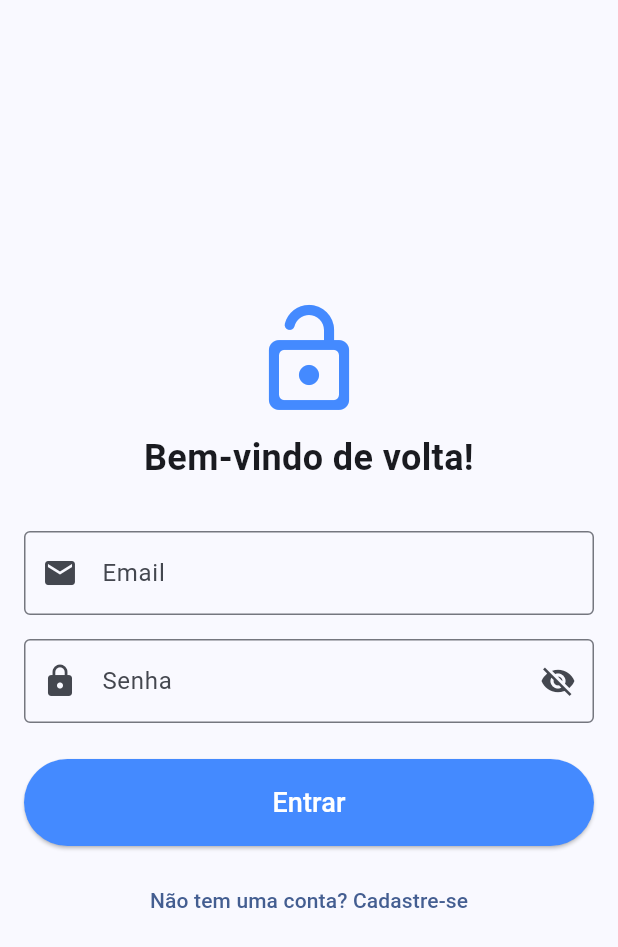
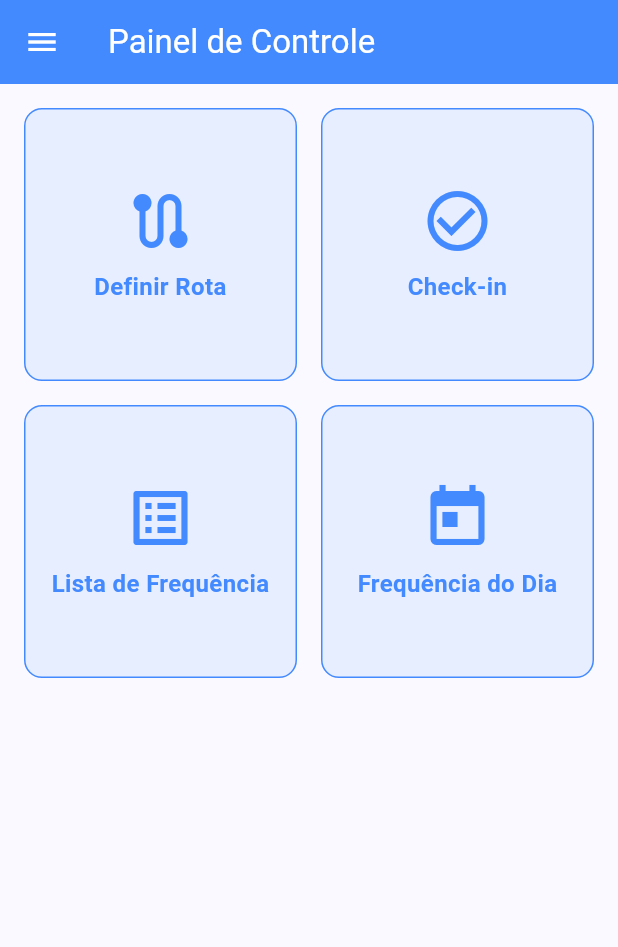
Before and after one commit to jfelype01/Trabalho-de-Engenharia-de-Software, a Flutter app: the screen it shows after launch, after a tap on "Entrar", on a phone screen of 412 x 824 dp. Shown: the top 947 px of the screen. Run offline on Flutter 3.47's test engine with Material 3 defaults, Android fonts, the phone set to English and light mode, and no system bars.

Commit message:
home e outras telas

```diff
--- /dev/null
+++ b/lib/home_screen.dart
@@ -0,0 +1,125 @@
+import 'package:flutter/material.dart';
+
+// Importa as novas telas e o drawer
+import 'definirRota_screen.dart';
+import 'checkIn_screen.dart';
+import 'listaFrequencia_screen.dart';
+import 'frequenciaDia_screen.dart';
+import 'widgets/my_drawer.dart'; // Importa o drawer
+
+class HomeScreen extends StatelessWidget {
+  const HomeScreen({super.key});
+
+  @override
+  Widget build(BuildContext context) {
+    return Scaffold(
+      // Adiciona o drawer ao Scaffold. O ícone de menu aparecerá automaticamente.
+      drawer: const MyDrawer(),
+      appBar: AppBar(
+        title: const Text('Painel de Controle'),
+        backgroundColor: Colors.blueAccent,
+        foregroundColor: Colors.white,
+        // O botão de logout foi movido para o MyDrawer, então removemos o 'actions' daqui.
+      ),
+      body: Padding(
+        padding: const EdgeInsets.all(16.0),
+        // GridView é ótimo para criar layouts de botões em grade.
+        child: GridView.count(
+          crossAxisCount: 2, // 2 colunas
+          crossAxisSpacing: 16, // Espaçamento horizontal
+          mainAxisSpacing: 16, // Espaçamento vertical
+          children: <Widget>[
+            _buildMenuButton(
+              context,
+              icon: Icons.route,
+              label: 'Definir Rota',
+              onTap: () {
+                Navigator.push(
+                  context,
+                  MaterialPageRoute(
+                    builder: (context) => const DefinirRotaScreen(),
+                  ),
+                );
+              },
+            ),
+            _buildMenuButton(
+              context,
+              icon: Icons.check_circle_outline,
+              label: 'Check-in',
+              onTap: () {
+                Navigator.push(
+                  context,
+                  MaterialPageRoute(
+                    builder: (context) => const CheckInScreen(),
+                  ),
+                );
+              },
+            ),
+            _buildMenuButton(
+              context,
+              icon: Icons.list_alt,
+              label: 'Lista de Frequência',
+              onTap: () {
+                Navigator.push(
+                  context,
+                  MaterialPageRoute(
+                    builder: (context) => const ListaFrequenciaScreen(),
+                  ),
+                );
+              },
+            ),
+            _buildMenuButton(
+              context,
+              icon: Icons.today,
+              label: 'Frequência do Dia',
+              onTap: () {
+                Navigator.push(
+                  context,
+                  MaterialPageRoute(
+                    builder: (context) => const FrequenciaDiaScreen(),
+                  ),
+                );
+              },
+            ),
+          ],
+        ),
+      ),
+    );
+  }
+
+  // Widget auxiliar para criar os botões padronizados e evitar repetição de código
+  Widget _buildMenuButton(
+    BuildContext context, {
+    required IconData icon,
+    required String label,
+    required VoidCallback onTap,
+  }) {
+    return InkWell(
+      onTap: onTap,
+      borderRadius: BorderRadius.circular(12),
+      child: Container(
+        decoration: BoxDecoration(
+          color: Colors.blueAccent.withOpacity(0.1),
+          borderRadius: BorderRadius.circular(12),
+          border: Border.all(color: Colors.blueAccent),
+        ),
+        child: Column(
+          mainAxisAlignment: MainAxisAlignment.center,
+          children: [
+            Icon(icon, size: 48, color: Colors.blueAccent),
+            const SizedBox(height: 8),
+            Text(
+              label,
+              textAlign: TextAlign.center,
+              style: const TextStyle(
+                fontSize: 16,
+                fontWeight: FontWeight.bold,
+                color: Colors.blueAccent,
+              ),
+            ),
+          ],
+        ),
+      ),
+    );
+  }
+}
--- a/lib/login_screen.dart
+++ b/lib/login_screen.dart
@@ -2,6 +2,7 @@
 
 import 'package:flutter/material.dart';
 import 'signup_screen.dart'; // Importa a tela de cadastro
+import 'home_screen.dart';  // Importa a tela de home
 
 class LoginScreen extends StatefulWidget {
   const LoginScreen({super.key});
@@ -81,6 +82,12 @@ class _LoginScreenState extends State<LoginScreen> {
                   foregroundColor: Colors.white,
                 ),
                 onPressed: () {
+                  Navigator.push(
+                    context,
+                    MaterialPageRoute(
+                      builder: (context) => const HomeScreen(),
+                    ),
+                  );
                   final email = _emailController.text;
                   final senha = _senhaController.text;
                   print('Botão Entrar Pressionado!');
```
Also changed, not shown: lib/checkIn_screen.dart (added, +19 -0 lines), lib/definirRota_screen.dart (added, +19 -0 lines), lib/frequenciaDia_screen.dart (added, +22 -0 lines), lib/listaFrequencia_screen.dart (added, +22 -0 lines), lib/widgets/my_drawer.dart (added, +53 -0 lines).
